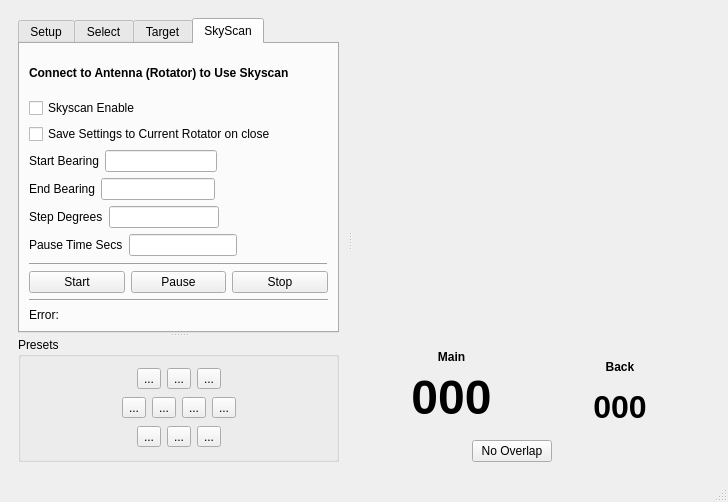
Above: mqt/MqtRotator/rotatormainwindow.ui from Rsclub22/Minos2-Mirror before the change. Below: the same form after it.
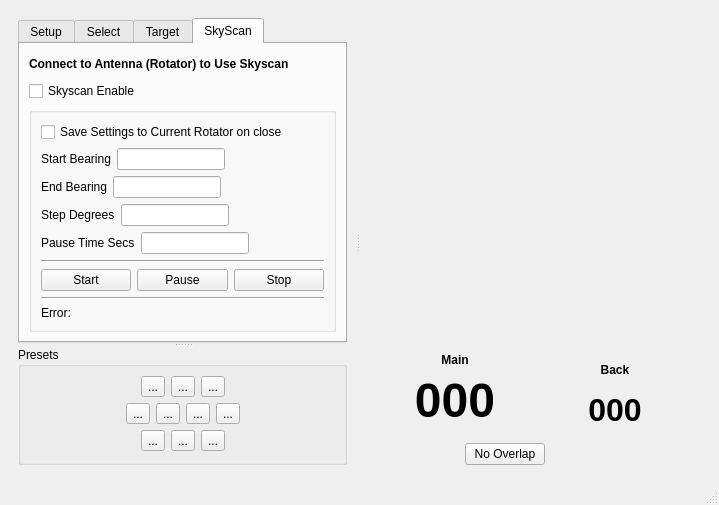
That is the form after the change. Custom widgets are drawn as their Qt base class.

Commit message: change to emit signal from rotatormainwindow.cpp

```diff
--- a/mqt/MqtRotator/rotatormainwindow.ui
+++ b/mqt/MqtRotator/rotatormainwindow.ui
@@ -9,15 +9,15 @@
    <rect>
     <x>0</x>
     <y>0</y>
-    <width>728</width>
-    <height>502</height>
+    <width>719</width>
+    <height>505</height>
    </rect>
   </property>
   <property name="windowTitle">
    <string>Minos Rotator</string>
   </property>
   <widget class="QWidget" name="centralwidget">
-   <layout class="QHBoxLayout" name="horizontalLayout_20">
+   <layout class="QVBoxLayout" name="verticalLayout_26">
     <item>
      <widget class="MinosSplitter" name="rotSplitter">
       <property name="orientation">
@@ -423,7 +423,15 @@
               </widget>
              </item>
              <item>
-              <layout class="QHBoxLayout" name="horizontalLayout_16">
+              <widget class="QGroupBox" name="skyScanGroupBox">
+               <property name="title">
+                <string/>
+               </property>
+               <layout class="QVBoxLayout" name="verticalLayout_25">
+                <item>
+                 <layout class="QVBoxLayout" name="verticalLayout_3">
+                  <item>
+                   <layout class="QHBoxLayout" name="horizontalLayout_20">
                <item>
                 <widget class="QCheckBox" name="saveSkyScanSettingsOnCloseChkBox">
                  <property name="text">
@@ -447,8 +455,6 @@
               </layout>
              </item>
              <item>
-              <layout class="QVBoxLayout" name="verticalLayout_3">
-               <item>
                 <layout class="QHBoxLayout" name="horizontalLayout_10">
                  <item>
                   <widget class="QLabel" name="skyScanStartBrgLabel">
@@ -557,10 +563,7 @@
                 </layout>
                </item>
                <item>
-                <widget class="Line" name="line">
-                 <property name="frameShadow">
-                  <enum>QFrame::Raised</enum>
-                 </property>
+                   <widget class="Line" name="line_2">
                  <property name="orientation">
                   <enum>Qt::Horizontal</enum>
                  </property>
@@ -592,7 +595,7 @@
                 </layout>
                </item>
                <item>
-                <widget class="Line" name="line_2">
+                   <widget class="Line" name="line">
                  <property name="orientation">
                   <enum>Qt::Horizontal</enum>
                  </property>
@@ -617,6 +620,9 @@
                 </layout>
                </item>
               </layout>
+                </item>
+               </layout>
+              </widget>
              </item>
             </layout>
            </widget>
```
Lines whose indentation alone changed are shown as unchanged. The commit also changes 6 other files.
